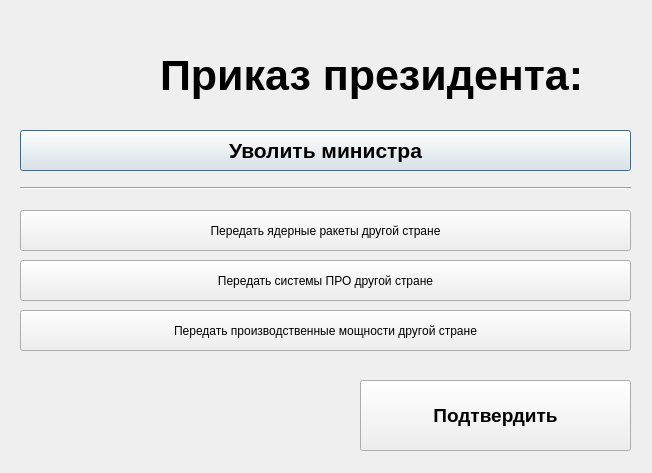
Before: the Qt Designer form ministrys/president.ui in vladyan18/MagaGame, drawn with Qt 5.
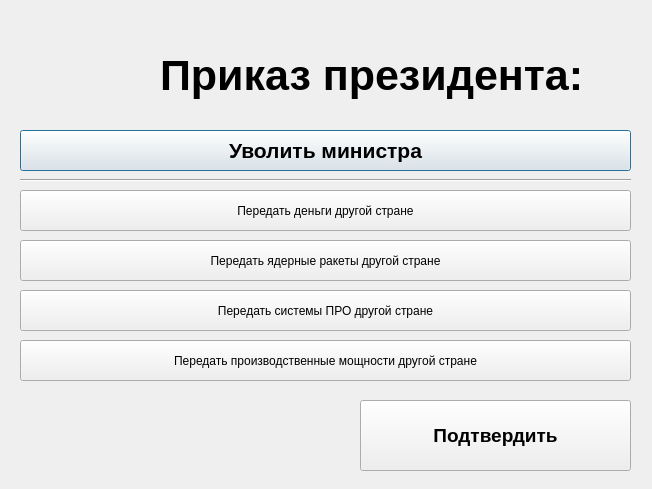
After: the same form once the commit is applied. Icons and pictures are not drawn.

What changed in the file:
```diff
--- a/ministrys/president.ui
+++ b/ministrys/president.ui
@@ -7,7 +7,7 @@
     <x>0</x>
     <y>0</y>
     <width>652</width>
-    <height>473</height>
+    <height>489</height>
    </rect>
   </property>
   <property name="windowTitle">
@@ -43,9 +43,9 @@
    <property name="geometry">
     <rect>
      <x>20</x>
-     <y>180</y>
+     <y>170</y>
      <width>611</width>
-     <height>16</height>
+     <height>21</height>
     </rect>
    </property>
    <property name="orientation">
@@ -59,7 +59,7 @@
    <property name="geometry">
     <rect>
      <x>360</x>
-     <y>380</y>
+     <y>400</y>
      <width>271</width>
      <height>71</height>
     </rect>
@@ -105,7 +105,7 @@
    <property name="geometry">
     <rect>
      <x>20</x>
-     <y>210</y>
+     <y>240</y>
      <width>611</width>
      <height>41</height>
     </rect>
@@ -121,7 +121,7 @@
    <property name="geometry">
     <rect>
      <x>20</x>
-     <y>260</y>
+     <y>290</y>
      <width>611</width>
      <height>41</height>
     </rect>
@@ -137,7 +137,7 @@
    <property name="geometry">
     <rect>
      <x>20</x>
-     <y>310</y>
+     <y>340</y>
      <width>611</width>
      <height>41</height>
     </rect>
@@ -149,6 +149,22 @@
     <string>Передать производственные мощности другой стране</string>
    </property>
   </widget>
+  <widget class="QPushButton" name="giveMoney">
+   <property name="geometry">
+    <rect>
+     <x>20</x>
+     <y>190</y>
+     <width>611</width>
+     <height>41</height>
+    </rect>
+   </property>
+   <property name="toolTip">
+    <string>&lt;html&gt;&lt;head/&gt;&lt;body&gt;&lt;p&gt;Cтоимость: -&lt;/p&gt;&lt;p&gt;&lt;span style=&quot; font-size:9pt;&quot;&gt;Передать нажитые непосильным трудом деньги другой стране.&lt;/span&gt;&lt;/p&gt;&lt;/body&gt;&lt;/html&gt;</string>
+   </property>
+   <property name="text">
+    <string>Передать деньги другой стране</string>
+   </property>
+  </widget>
  </widget>
  <resources/>
  <connections/>
```
Left out of the diff: 8 changed lines with no effect on the pictures.
